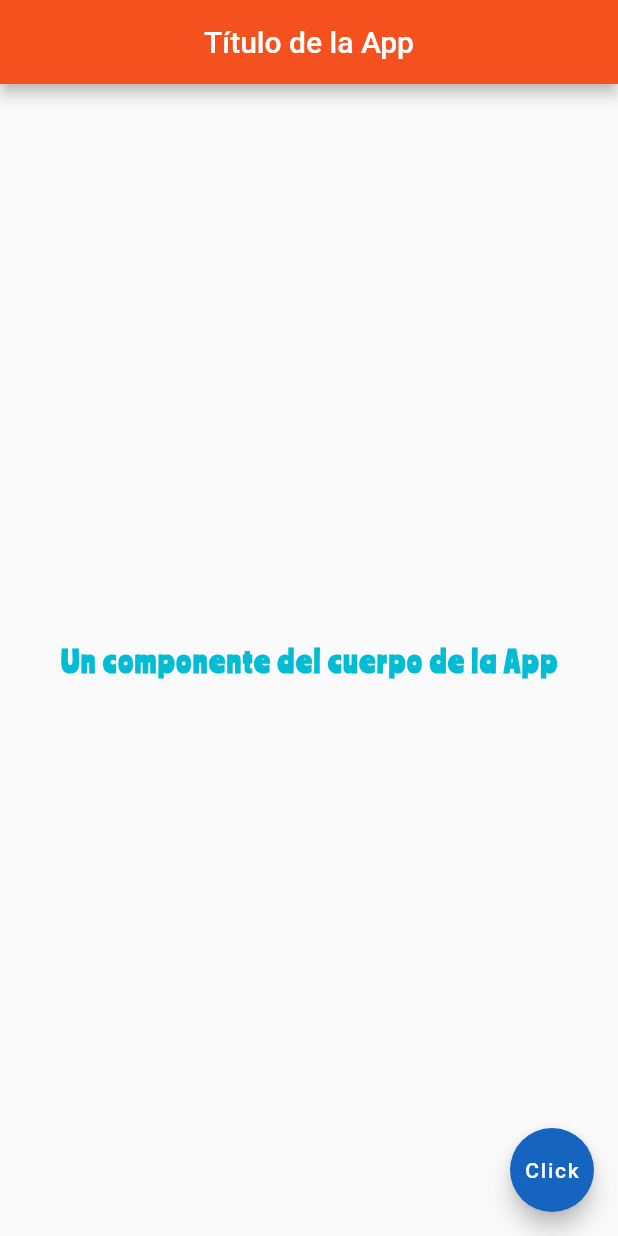
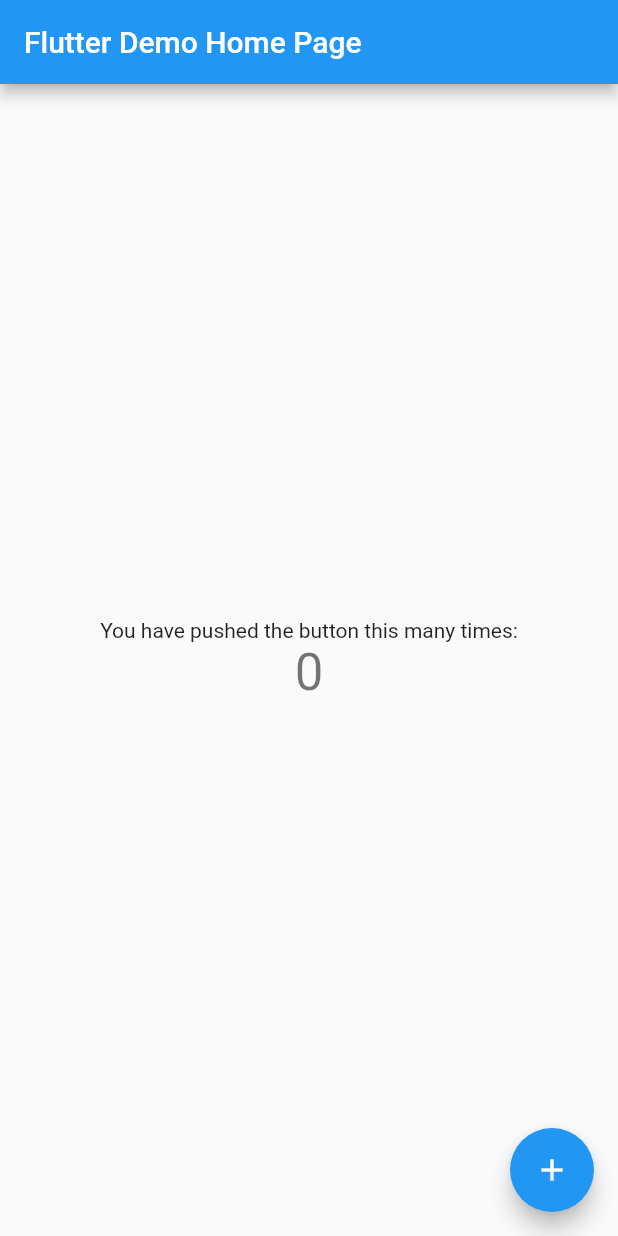
Before and after one commit to tomiapa/App-COI-ITC, a Flutter app: the screen it shows after launch, on a phone screen of 412 x 824 dp. Run offline on Flutter 3.47's test engine with Material 2 defaults, Android fonts, the phone set to English and light mode, and no system bars.

Commit message:
Revert "Prueba de subida de archivos al branch. Pull request y Commit"

```diff
--- a/lib/main.dart
+++ b/lib/main.dart
@@ -1,37 +1,117 @@
 import 'package:flutter/material.dart';
 
 void main() {
-  runApp(MaterialApp(
-    home: Home(),//permite crear un layout
-  ));
+  runApp(MyApp());
 }
 
-class Home extends StatelessWidget {
+class MyApp extends StatelessWidget {
+  // This widget is the root of your application.
   @override
   Widget build(BuildContext context) {
+    return MaterialApp(
+      title: 'Flutter Demo',
+      theme: ThemeData(
+        // This is the theme of your application.
+        //
+        // Try running your application with "flutter run". You'll see the
+        // application has a blue toolbar. Then, without quitting the app, try
+        // changing the primarySwatch below to Colors.green and then invoke
+        // "hot reload" (press "r" in the console where you ran "flutter run",
+        // or simply save your changes to "hot reload" in a Flutter IDE).
+        // Notice that the counter didn't reset back to zero; the application
+        // is not restarted.
+        primarySwatch: Colors.blue,
+        // This makes the visual density adapt to the platform that you run
+        // the app on. For desktop platforms, the controls will be smaller and
+        // closer together (more dense) than on mobile platforms.
+        visualDensity: VisualDensity.adaptivePlatformDensity,
+      ),
+      home: MyHomePage(title: 'Flutter Demo Home Page'),
+    );
+  }
+}
+
+class MyHomePage extends StatefulWidget {
+  MyHomePage({Key key, this.title}) : super(key: key);
+
+  // This widget is the home page of your application. It is stateful, meaning
+  // that it has a State object (defined below) that contains fields that affect
+  // how it looks.
+
+  // This class is the configuration for the state. It holds the values (in this
+  // case the title) provided by the parent (in this case the App widget) and
+  // used by the build method of the State. Fields in a Widget subclass are
+  // always marked "final".
+
+  final String title;
+
+  @override
+  _MyHomePageState createState() => _MyHomePageState();
+}
+
+class _MyHomePageState extends State<MyHomePage> {
+  int _counter = 0;
+
+  void _incrementCounter() {
+    setState(() {
+      // This call to setState tells the Flutter framework that something has
+      // changed in this State, which causes it to rerun the build method below
+      // so that the display can reflect the updated values. If we changed
+      // _counter without calling setState(), then the build method would not be
+      // called again, and so nothing would appear to happen.
+      _counter++;
+    });
+  }
+
+  @override
+  Widget build(BuildContext context) {
+    // This method is rerun every time setState is called, for instance as done
+    // by the _incrementCounter method above.
+    //
+    // The Flutter framework has been optimized to make rerunning build methods
+    // fast, so that you can just rebuild anything that needs updating rather
+    // than having to individually change instances of widgets.
     return Scaffold(
       appBar: AppBar(
-        title:Text('Título de la App'),
-        centerTitle: true,
-        backgroundColor: Colors.deepOrange[600],
+        // Here we take the value from the MyHomePage object that was created by
+        // the App.build method, and use it to set our appbar title.
+        title: Text(widget.title),
       ),
       body: Center(
-        child: Text(
-          'Un componente del cuerpo de la App',
-          style: TextStyle(
-            fontSize: 20,
-            fontWeight: FontWeight.bold,
-            letterSpacing: 1.5,
-            color: Colors.cyan,
-            fontFamily: 'Ranchers',
-          ),
+        // Center is a layout widget. It takes a single child and positions it
+        // in the middle of the parent.
+        child: Column(
+          // Column is also a layout widget. It takes a list of children and
+          // arranges them vertically. By default, it sizes itself to fit its
+          // children horizontally, and tries to be as tall as its parent.
+          //
+          // Invoke "debug painting" (press "p" in the console, choose the
+          // "Toggle Debug Paint" action from the Flutter Inspector in Android
+          // Studio, or the "Toggle Debug Paint" command in Visual Studio Code)
+          // to see the wireframe for each widget.
+          //
+          // Column has various properties to control how it sizes itself and
+          // how it positions its children. Here we use mainAxisAlignment to
+          // center the children vertically; the main axis here is the vertical
+          // axis because Columns are vertical (the cross axis would be
+          // horizontal).
+          mainAxisAlignment: MainAxisAlignment.center,
+          children: <Widget>[
+            Text(
+              'You have pushed the button this many times:',
+            ),
+            Text(
+              '$_counter',
+              style: Theme.of(context).textTheme.headline4,
+            ),
+          ],
         ),
       ),
       floatingActionButton: FloatingActionButton(
-        child:Text('Click'),
-        onPressed: null,
-        backgroundColor: Colors.blue[800],
-      ),
+        onPressed: _incrementCounter,
+        tooltip: 'Increment',
+        child: Icon(Icons.add),
+      ), // This trailing comma makes auto-formatting nicer for build methods.
     );
   }
 }
```
Also changed, not shown: pubspec.yaml (+8 -7 lines), fonts/Ranchers-Regular.ttf (deleted).
